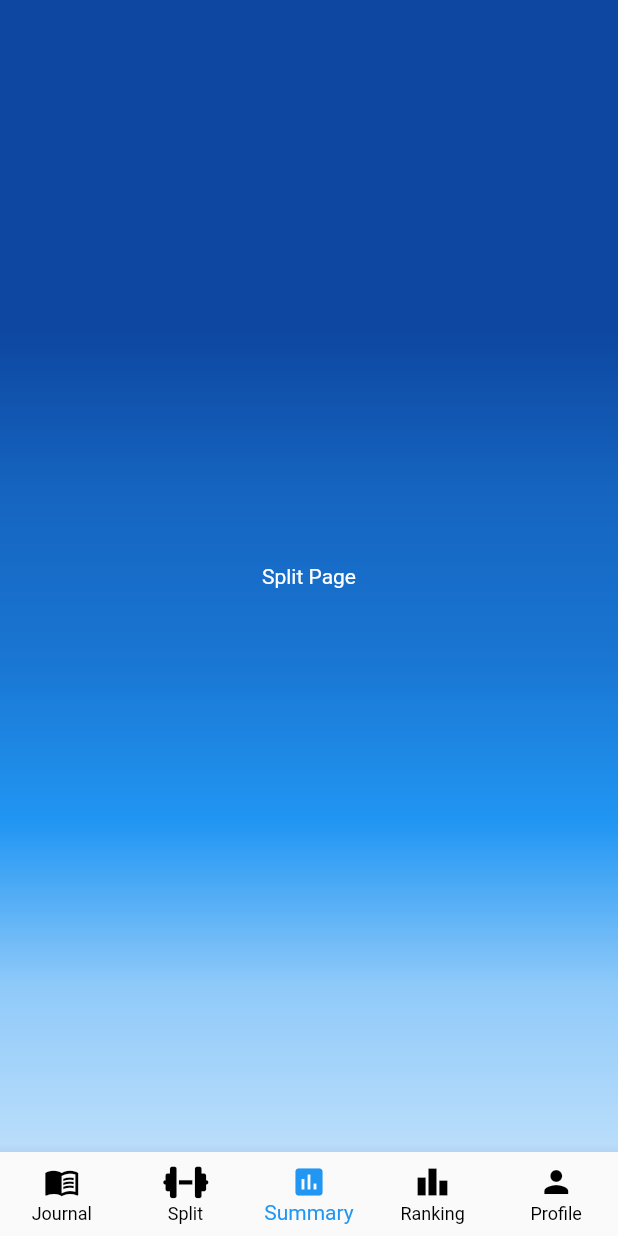
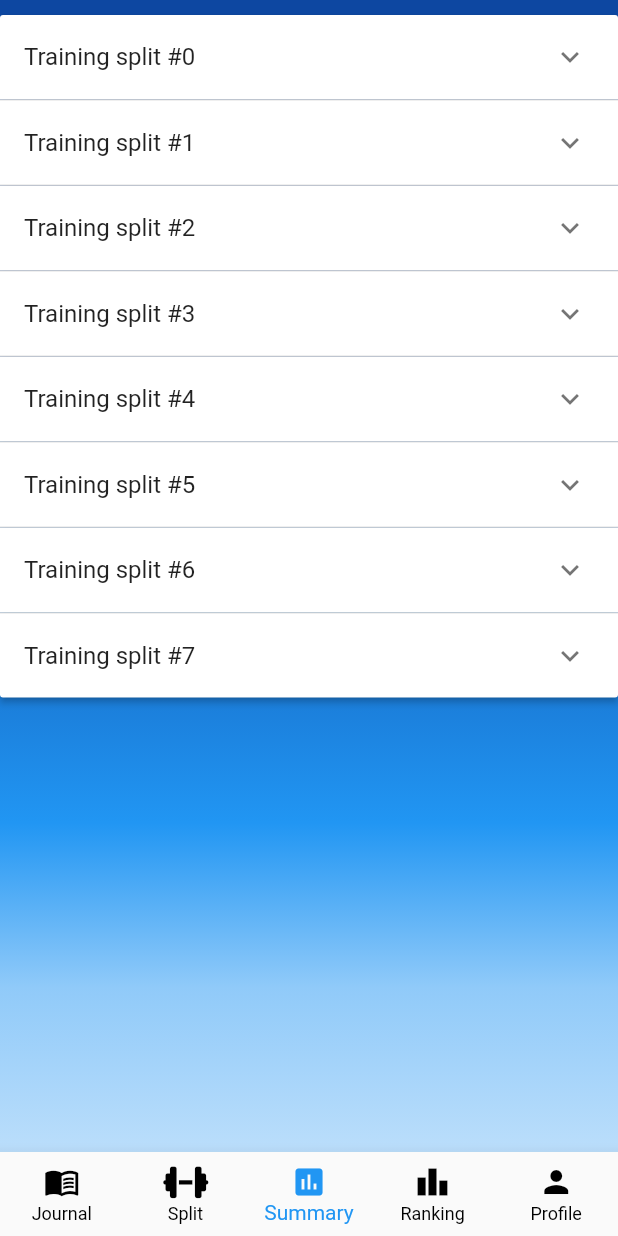
Before and after one commit to ChunKaiC/mystats, a Flutter app: the MainAppView screen opened by its route, swiped to page 2, on a phone screen of 412 x 824 dp. Run offline on Flutter 3.47's test engine with Material 2 defaults, Android fonts, the phone set to English and light mode, and no system bars; our stand-ins replace carousel_slider, email_validator, firebase_auth, firebase_core, flutter_easyloading, font_awesome_flutter and 2 more; accounts and stored records are empty.

Commit message:
split example layout

```diff
--- a/lib/views/main_app_pages/split_page.dart
+++ b/lib/views/main_app_pages/split_page.dart
@@ -1,16 +1,90 @@
 import 'package:flutter/material.dart';
-import 'package:google_fonts/google_fonts.dart';
 
 class SplitPage extends StatelessWidget {
   const SplitPage({super.key});
 
   @override
   Widget build(BuildContext context) {
-    return Center(
-      child: Text(
-        'Split Page',
-        style: GoogleFonts.roboto(color: Colors.white),
+    return ExpansionPanelListExample();
+  }
+}
+
+// stores ExpansionPanel state information
+class Item {
+  Item({
+    required this.expandedValue,
+    required this.headerValue,
+    this.isExpanded = false,
+  });
+
+  String expandedValue;
+  String headerValue;
+  bool isExpanded;
+}
+
+class ExpansionPanelListExample extends StatefulWidget {
+  const ExpansionPanelListExample({super.key});
+
+  @override
+  State<ExpansionPanelListExample> createState() =>
+      _ExpansionPanelListExampleState();
+}
+
+class _ExpansionPanelListExampleState extends State<ExpansionPanelListExample> {
+  late List<Item> _data;
+
+  @override
+  void initState() {
+    super.initState();
+    _data = generateItems(8);
+  }
+
+  List<Item> generateItems(int numberOfItems) {
+    return List<Item>.generate(numberOfItems, (int index) {
+      return Item(
+        headerValue: 'Training split #$index',
+        expandedValue: 'This is item number $index',
+      );
+    });
+  }
+
+  @override
+  Widget build(BuildContext context) {
+    return SingleChildScrollView(
+      child: Container(
+        margin: const EdgeInsets.fromLTRB(0, 10, 0, 0),
+        child: _buildPanel(),
       ),
     );
   }
+
+  Widget _buildPanel() {
+    return ExpansionPanelList(
+      expansionCallback: (int index, bool isExpanded) {
+        setState(() {
+          _data[index].isExpanded = !isExpanded;
+        });
+      },
+      children: _data.map<ExpansionPanel>((Item item) {
+        return ExpansionPanel(
+          headerBuilder: (BuildContext context, bool isExpanded) {
+            return ListTile(
+              title: Text(item.headerValue),
+            );
+          },
+          body: ListTile(
+              title: Text(item.expandedValue),
+              subtitle:
+                  const Text('To delete this panel, tap the trash can icon'),
+              trailing: const Icon(Icons.delete),
+              onTap: () {
+                setState(() {
+                  _data.removeWhere((Item currentItem) => item == currentItem);
+                });
+              }),
+          isExpanded: item.isExpanded,
+        );
+      }).toList(),
+    );
+  }
 }
```
